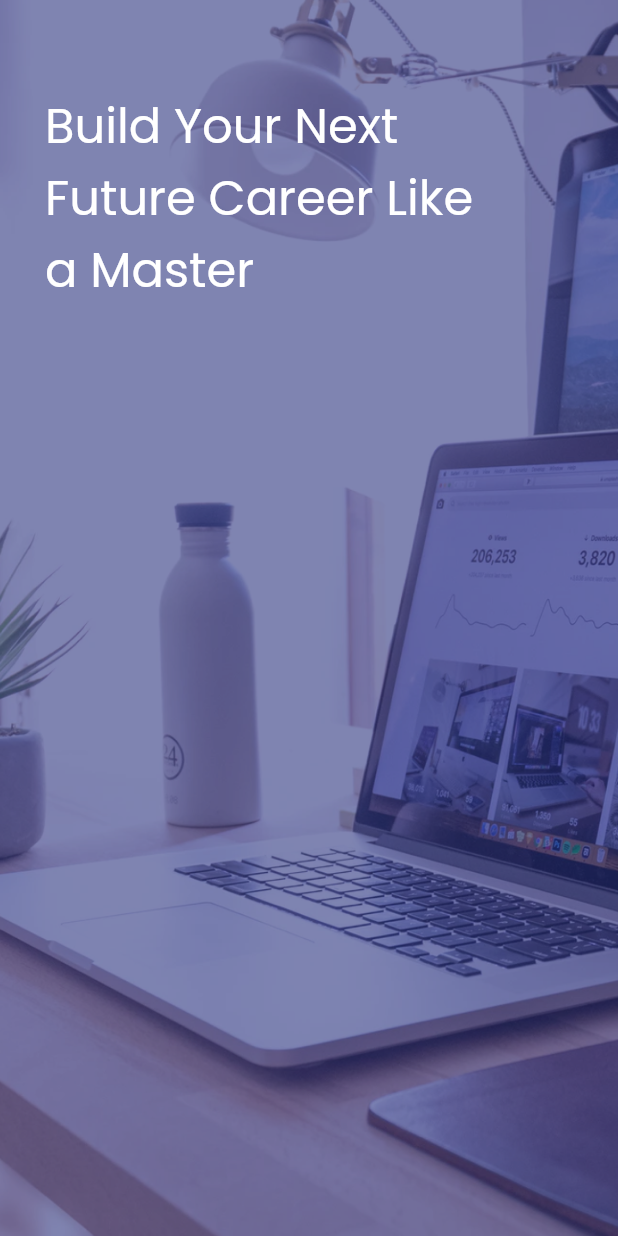
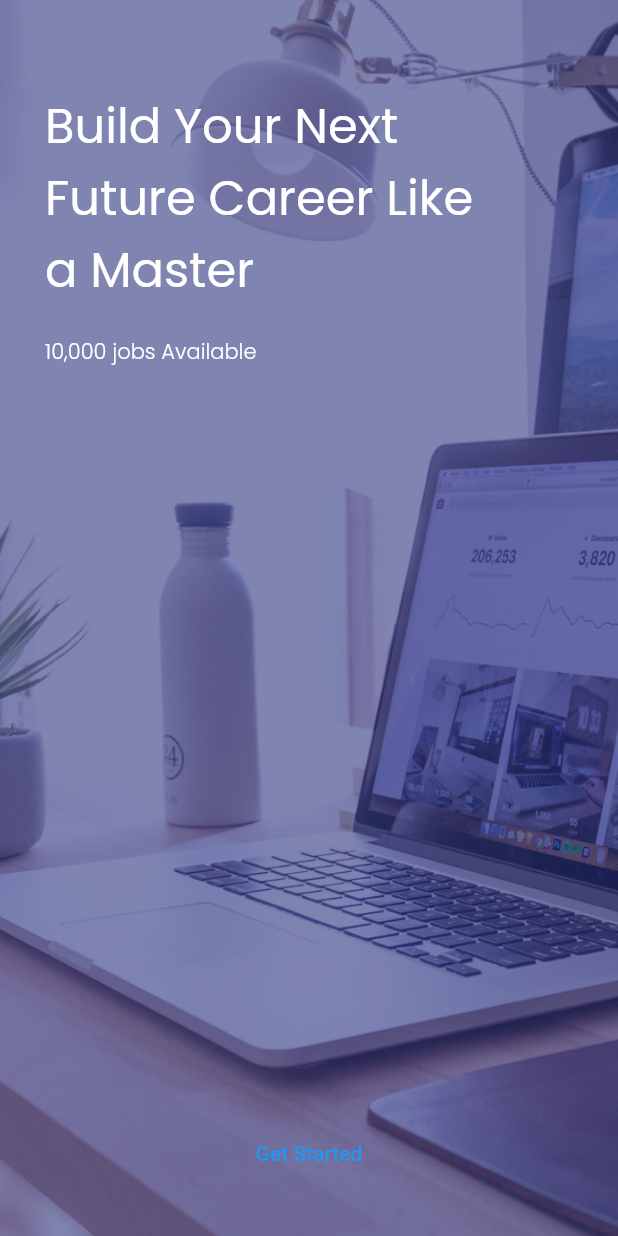
Before and after one commit to s4llm4n/Job_ui, a Flutter app: the screen it shows after launch, on a phone screen of 412 x 824 dp. Run offline on Flutter 3.47's test engine with Material 2 defaults, Android fonts, the phone set to English and light mode, and no system bars; our stand-ins replace google_fonts.

Commit message:
commit aja

```diff
--- a/lib/pages/started_page.dart
+++ b/lib/pages/started_page.dart
@@ -22,13 +22,37 @@ class GetStartedPage extends StatelessWidget {
             left: 30,
           ),
           child: Column(
+            crossAxisAlignment: CrossAxisAlignment.start,
             children: [
               Text('Build Your Next \nFuture Career Like \na Master',
               style: GoogleFonts.poppins(
                 color: Colors.white,
                 fontSize: 32,
                 fontWeight: FontWeight.w400,
+                ),
               ),
+              SizedBox(
+                height: 20,
+              ),
+              Text('10,000 jobs Available',
+              style: GoogleFonts.poppins(
+                color: Colors.white,
+                fontSize: 14,
+                fontWeight: FontWeight.w300,
+              ),
+              ),
+              Center(
+                child: Padding(
+                  padding: const EdgeInsets.only(top: 500),
+                  child: Container(
+                    child: TextButton(
+                      onPressed: () {},
+                      child: Text(
+                        'Get Started',
+                      ),
+                    ),
+                  ),
+                ),
               ),
             ],
           ),
```
